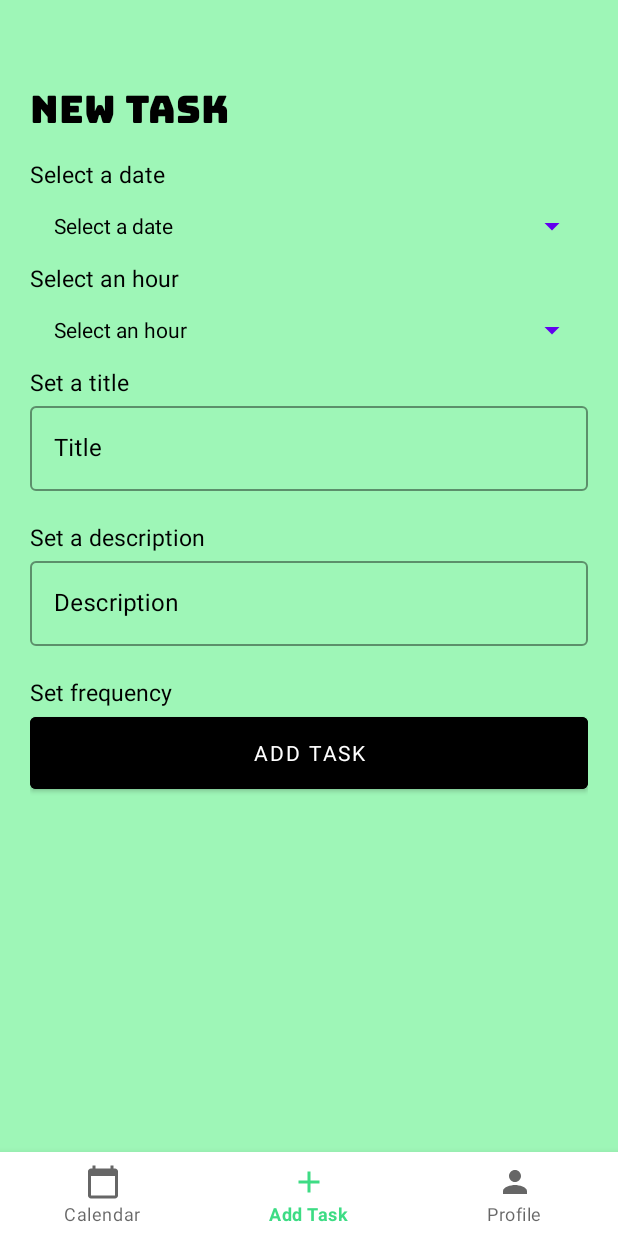
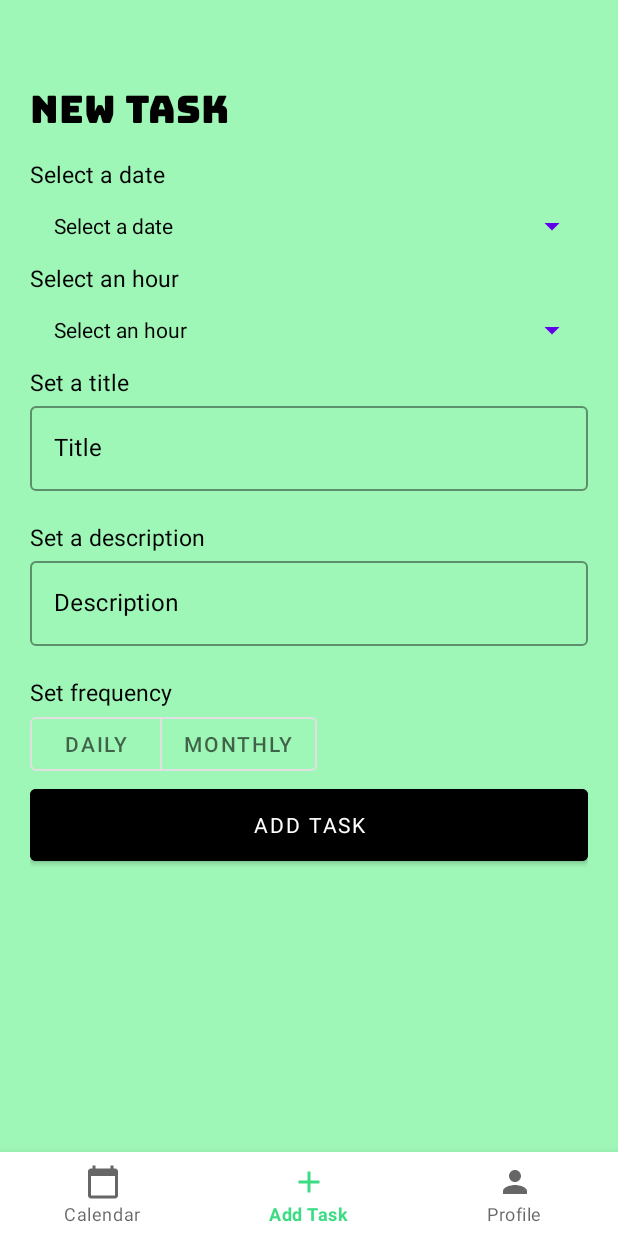
Before and after one commit to ETS-Android4/QuestCalendarApp, an Android app built with Jetpack Compose: the AddTaskFragment screen opened through its navigation route, on a phone screen of 412 x 824 dp. Run offline under Robolectric (Android 15) with nearby library versions, the light colour scheme and no system bars; our stand-ins replace navigation-ui; Roboto replaces fonts that are not available here.

Commit message:
adding frequency buttons
https://developer.android.com/reference/com/google/android/material/button/MaterialButtonToggleGroup

```diff
--- a/QuestCalendar/app/src/main/java/com/example/questcalendar/ui/dashboard/AddTaskFragment.java
+++ b/QuestCalendar/app/src/main/java/com/example/questcalendar/ui/dashboard/AddTaskFragment.java
@@ -33,6 +33,7 @@ public class AddTaskFragment extends Fragment {
     int hour, minutes;
     private AddTaskViewModel addTaskViewModel;
     private FragmentAddTaskBinding binding;
+    private Button daily, monthly, addTask;
 
     public View onCreateView(@NonNull LayoutInflater inflater,
                              ViewGroup container, Bundle savedInstanceState) {
@@ -80,6 +81,13 @@ public class AddTaskFragment extends Fragment {
             }
         });
 
+
+        //frequency
+        daily = root.findViewById(R.id.toggle_button_daily);
+        monthly = root.findViewById(R.id.toggle_button_monthly);
+
+        //add task
+        addTask = root.findViewById(R.id.add_task_button);
 
         //final TextView textView = binding.textDashboard;
         addTaskViewModel.getText().observe(getViewLifecycleOwner(), new Observer<String>() {
--- a/QuestCalendar/app/src/main/res/layout/fragment_add_task.xml
+++ b/QuestCalendar/app/src/main/res/layout/fragment_add_task.xml
@@ -121,10 +121,32 @@
         android:textColor="#000"
         android:textSize="15sp" />
 
+    <com.google.android.material.button.MaterialButtonToggleGroup
+        android:id="@+id/toggle_button_group"
+        android:layout_width="match_parent"
+        android:layout_height="wrap_content"
+        app:singleSelection="true">
+
+        <com.google.android.material.button.MaterialButton
+            style="?attr/materialButtonOutlinedStyle"
+            android:id="@+id/toggle_button_daily"
+            android:layout_width="wrap_content"
+            android:layout_height="wrap_content"
+            android:text="daily"/>
+        <com.google.android.material.button.MaterialButton
+            style="?attr/materialButtonOutlinedStyle"
+            android:id="@+id/toggle_button_monthly"
+            android:layout_width="wrap_content"
+            android:layout_height="wrap_content"
+            android:text="monthly"/>
+
+
+    </com.google.android.material.button.MaterialButtonToggleGroup>
+
 
 
         <Button
-            android:id="@+id/register_button"
+            android:id="@+id/add_task_button"
             android:layout_width="match_parent"
             android:layout_height="60dp"
             android:backgroundTint="#000"
```
